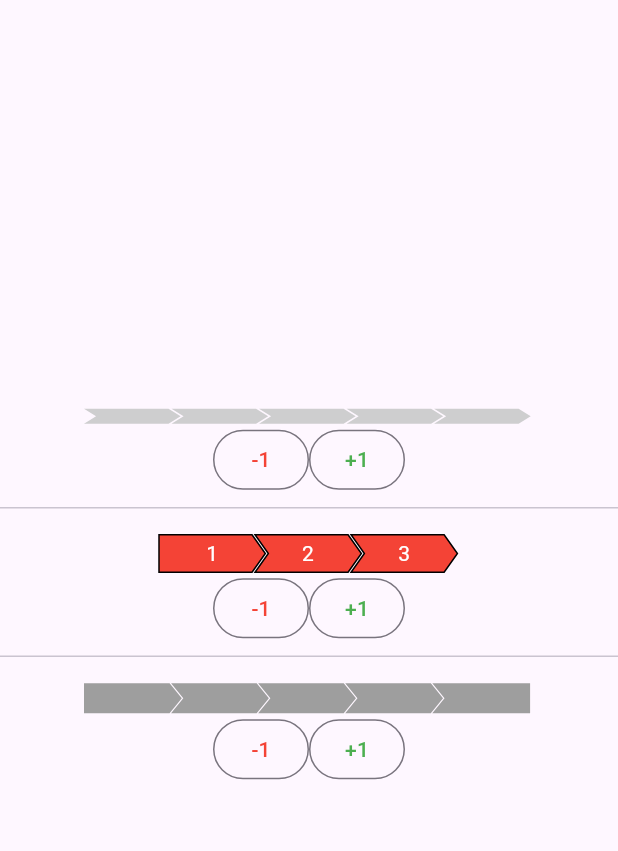
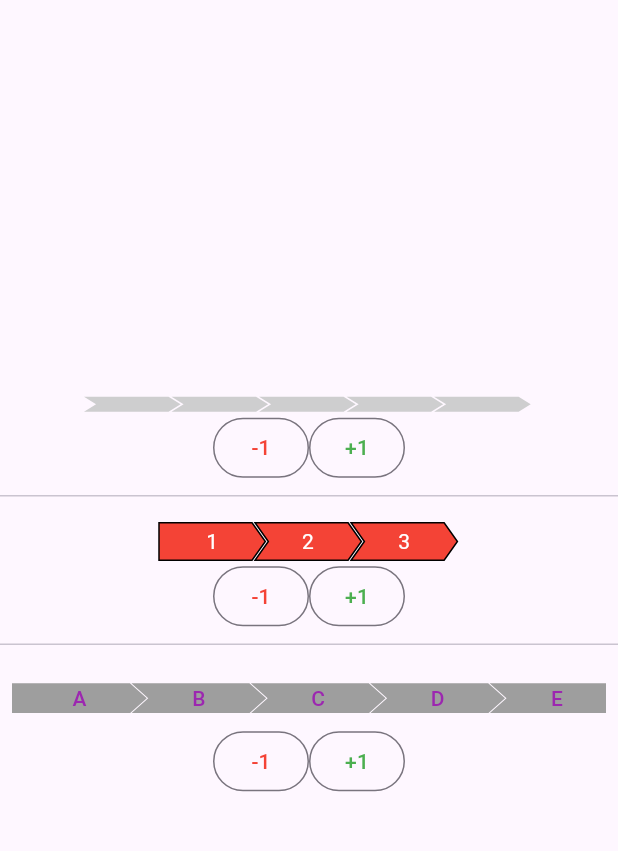
Before and after one commit to Midhun-MP/progress_stepper, a Flutter app: the screen it shows after launch, on a phone screen of 412 x 824 dp, the part 63-914 px from its top. Run offline on Flutter 3.47's test engine with Material 3 defaults, Android fonts, the phone set to English and light mode, and no system bars.

Commit message:
Updated demo project

```diff
--- a/example/lib/blunt_stepper_demo.dart
+++ b/example/lib/blunt_stepper_demo.dart
@@ -31,8 +31,10 @@ class _BluntStepperDemoWidgetState extends State<BluntStepperDemoWidget> {
   Widget build(BuildContext context) {
     return Column(
       children: [
-        ProgressStepper(
-          width: 300,
+        Padding(
+          padding: const EdgeInsets.all(8.0),
+          child: ProgressStepper(
+            width: MediaQuery.of(context).size.width,
             height: 20,
             padding: 1,
             currentStep: _bluntStepperCounter,
@@ -40,11 +42,19 @@ class _BluntStepperDemoWidgetState extends State<BluntStepperDemoWidget> {
             bluntTail: true,
             color: Colors.grey,
             progressColor: Colors.deepPurple,
+            labels: const <String>['A', 'B', 'C', 'D', 'E'],
+            defaultTextStyle: const TextStyle(
+              color: Colors.purple,
+              fontWeight: FontWeight.w500,
+            ),
+            selectedTextStyle: const TextStyle(
+                color: Colors.white, fontWeight: FontWeight.bold),
             onClick: (int index) {
               setState(() {
                 _bluntStepperCounter = index;
               });
             },
+          ),
         ),
         Row(
           mainAxisAlignment: MainAxisAlignment.center,
```
Lines whose indentation alone changed are shown as unchanged.
